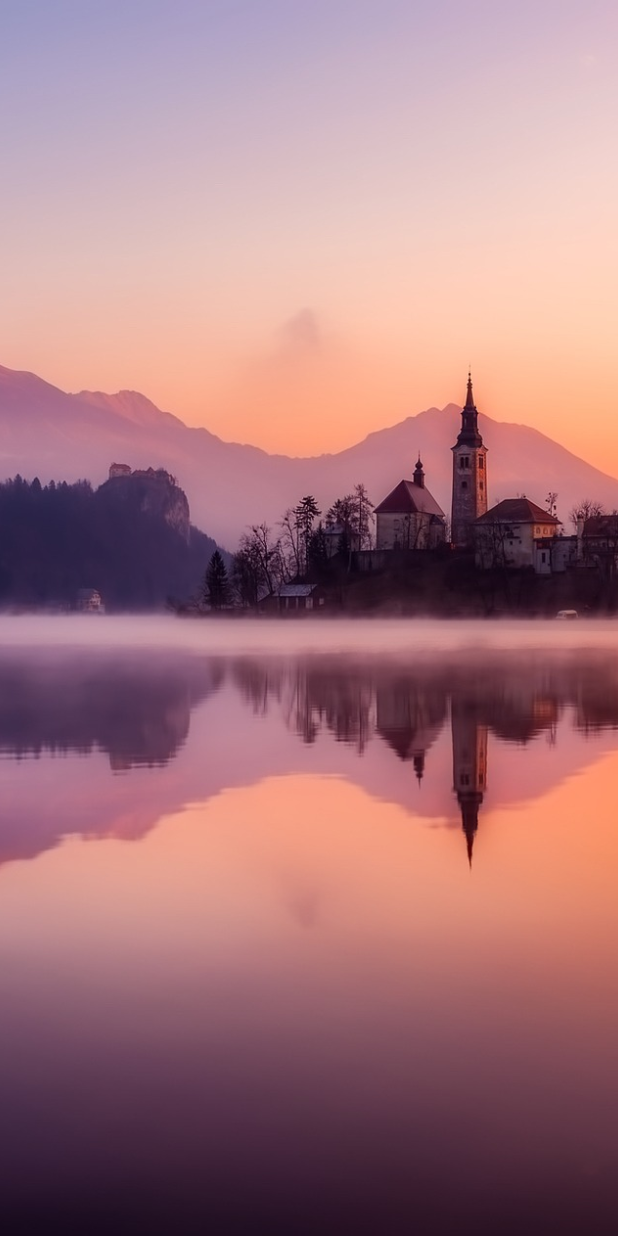
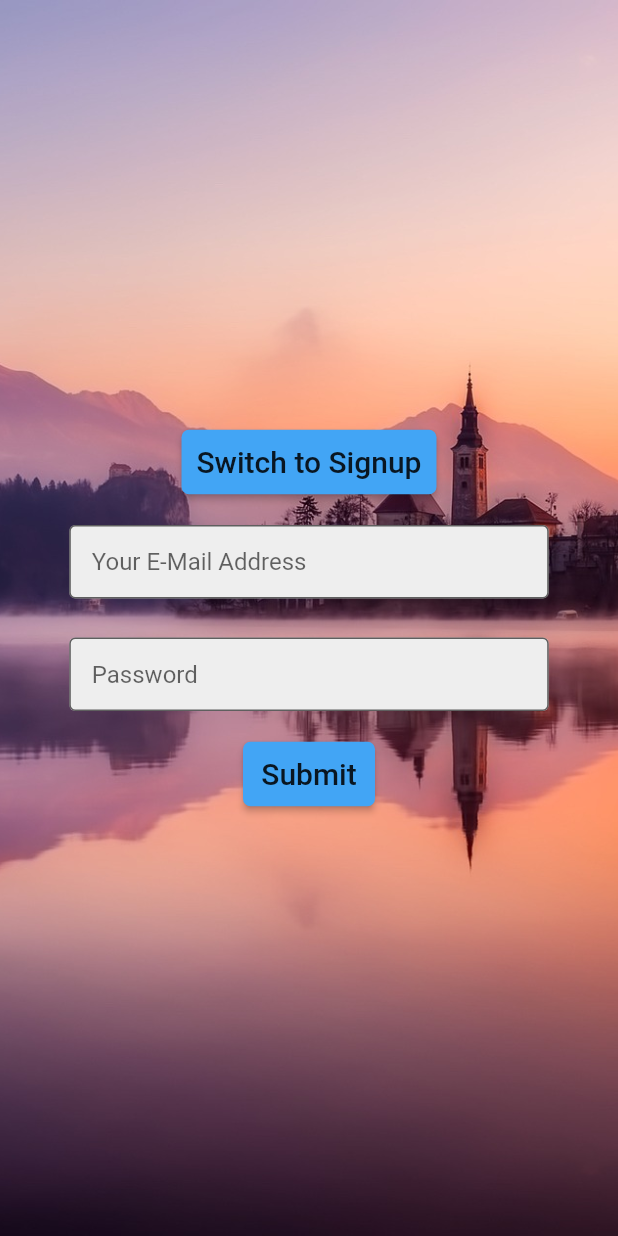
Before and after one commit to dianchengwangCHN/PlacesSharingApp, a Flutter app: the screen it shows after launch, on a phone screen of 412 x 824 dp. Run offline on Flutter 3.47's test engine with Material 2 defaults, Android fonts, the light colour scheme and no system bars.

Commit message:
Update AuthPage layout

```diff
--- /dev/null
+++ b/myapp_flutter/lib/components/ui/default_input.dart
@@ -0,0 +1,22 @@
+import 'package:flutter/material.dart';
+
+class DefaultInput extends StatelessWidget {
+  DefaultInput({this.decoration, this.keyboardType, this.obscureText = false});
+
+  final InputDecoration decoration;
+  final TextInputType keyboardType;
+  final bool obscureText;
+
+  @override
+  Widget build(BuildContext context) {
+    return Container(
+      margin: EdgeInsets.only(top: 8, bottom: 8),
+      padding: EdgeInsets.all(5),
+      child: TextField(
+        decoration: decoration,
+        keyboardType: keyboardType,
+        obscureText: obscureText,
+      ),
+    );
+  }
+}
--- /dev/null
+++ b/myapp_flutter/lib/components/ui/primary_button.dart
@@ -0,0 +1,24 @@
+import 'package:flutter/material.dart';
+
+class PrimaryButton extends StatelessWidget {
+  PrimaryButton({
+    this.text,
+    this.onPressed,
+  });
+
+  final String text;
+  final VoidCallback onPressed;
+
+  @override
+  Widget build(BuildContext context) {
+    return Container(
+      margin: EdgeInsets.all(5),
+      child: RaisedButton(
+        child: Text(
+          text,
+        ),
+        onPressed: onPressed,
+      ),
+    );
+  }
+}
--- a/myapp_flutter/lib/login/login_page.dart
+++ /dev/null
@@ -1,22 +0,0 @@
-import 'package:flutter/material.dart';
-
-class LoginPage extends StatefulWidget {
-  @override
-  _LoginPageState createState() => _LoginPageState();
-}
-
-class _LoginPageState extends State<LoginPage> {
-  @override
-  Widget build(BuildContext context) {
-    return Scaffold(
-        body: new Stack(fit: StackFit.expand, children: <Widget>[
-      new Image(
-          image: new AssetImage("assets/images/background.jpg"),
-          fit: BoxFit.cover),
-      new Column(
-        mainAxisAlignment: MainAxisAlignment.center,
-        children: <Widget>[],
-      )
-    ]));
-  }
-}
--- a/myapp_flutter/lib/main.dart
+++ b/myapp_flutter/lib/main.dart
@@ -1,5 +1,5 @@
 import 'package:flutter/material.dart';
-import './login/login_page.dart';
+import './pages/auth/auth_page.dart';
 
 void main() => runApp(MyApp());
 
@@ -10,18 +10,20 @@ class MyApp extends StatelessWidget {
     return MaterialApp(
       title: 'MyApp',
       theme: ThemeData(
-        // This is the theme of your application.
-        //
-        // Try running your application with "flutter run". You'll see the
-        // application has a blue toolbar. Then, without quitting the app, try
-        // changing the primarySwatch below to Colors.green and then invoke
-        // "hot reload" (press "r" in the console where you ran "flutter run",
-        // or simply save your changes to "hot reload" in a Flutter IDE).
-        // Notice that the counter didn't reset back to zero; the application
-        // is not restarted.
-        primarySwatch: Colors.blue,
-      ),
-      home: LoginPage(),
+          primarySwatch: Colors.blue,
+          textTheme: TextTheme(button: TextStyle(fontSize: 20)),
+          buttonTheme: ButtonThemeData(
+              buttonColor: Colors.blue[400],
+              disabledColor: Colors.grey[200],
+              padding: EdgeInsets.all(10),
+              shape: RoundedRectangleBorder(
+                  borderRadius: BorderRadius.all(Radius.circular(5)))),
+          inputDecorationTheme: InputDecorationTheme(
+              contentPadding: EdgeInsets.all(15),
+              border: OutlineInputBorder(borderSide: BorderSide(width: 1)),
+              filled: true,
+              fillColor: Colors.grey[200])),
+      home: AuthPage(),
     );
   }
 }
--- /dev/null
+++ b/myapp_flutter/lib/pages/auth/auth_page.dart
@@ -0,0 +1,56 @@
+import 'package:flutter/material.dart';
+import '../../components/ui/primary_button.dart';
+import '../../components/ui/default_input.dart';
+
+class AuthPage extends StatefulWidget {
+  @override
+  _AuthPageState createState() => _AuthPageState();
+}
+
+class _AuthPageState extends State<AuthPage> {
+  String _email;
+  String _password;
+
+  void authHandler() {
+    print("????");
+  }
+
+  @override
+  Widget build(BuildContext context) {
+    return Scaffold(
+        body: Stack(fit: StackFit.expand, children: <Widget>[
+      Image(
+          image: AssetImage("assets/images/background.jpg"), fit: BoxFit.cover),
+      Column(
+        mainAxisAlignment: MainAxisAlignment.center,
+        children: <Widget>[
+          Form(
+            child: Container(
+              width: MediaQuery.of(context).size.width * 0.8,
+              child: Column(
+                children: <Widget>[
+                  PrimaryButton(
+                      text: "Switch to Signup", onPressed: () => print("!!!")),
+                  DefaultInput(
+                    decoration:
+                        InputDecoration(hintText: "Your E-Mail Address"),
+                    keyboardType: TextInputType.emailAddress,
+                  ),
+                  DefaultInput(
+                    decoration: InputDecoration(hintText: "Password"),
+                    obscureText: true,
+                    keyboardType: TextInputType.text,
+                  ),
+                  PrimaryButton(
+                    text: "Submit",
+                    onPressed: () => print("???"),
+                  )
+                ],
+              ),
+            ),
+          )
+        ],
+      )
+    ]));
+  }
+}
```
Also changed, not shown: 2 other files.
